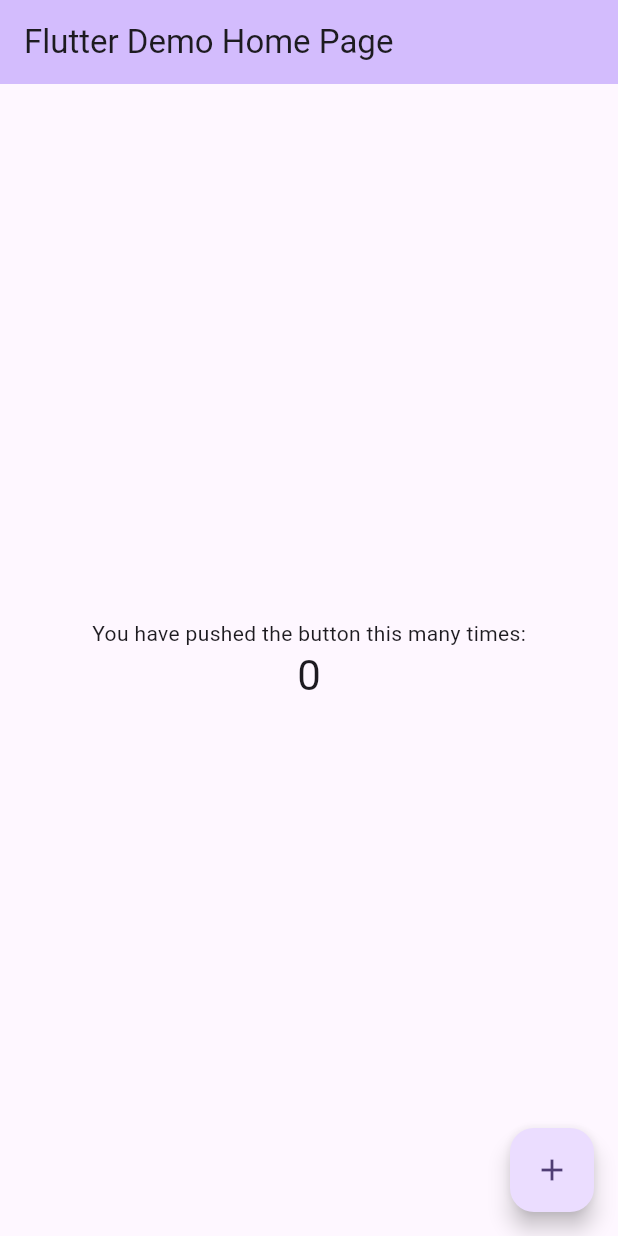
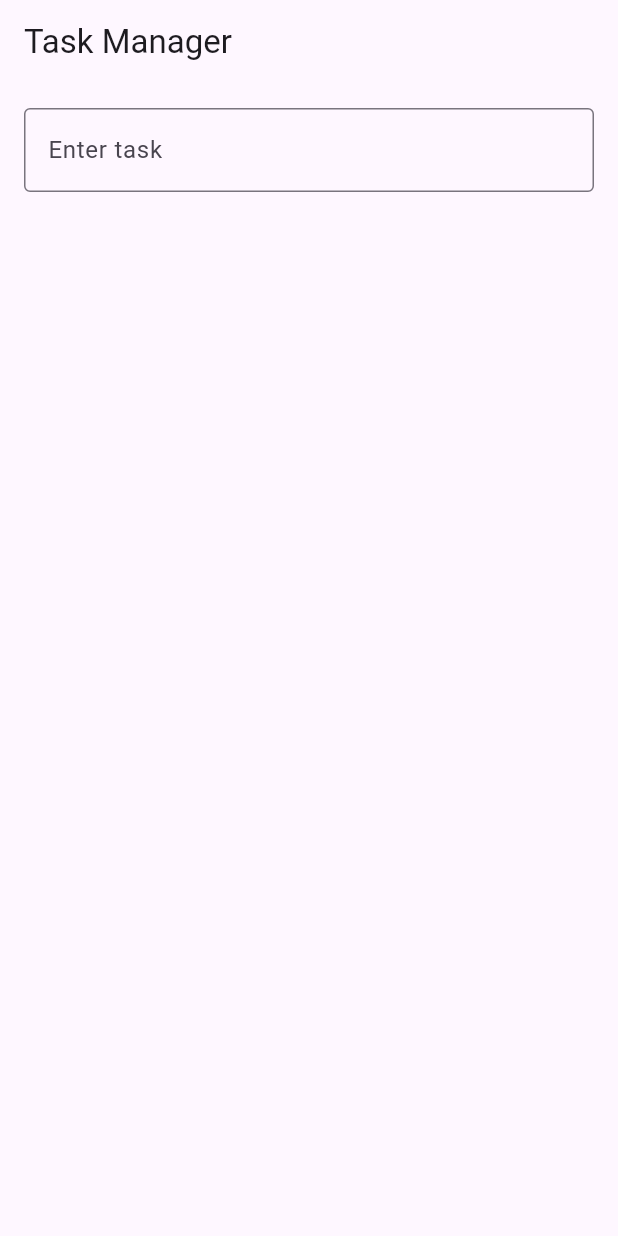
Before and after one commit to sheraz300/Task-Manager-Getx-MVC, a Flutter app: the screen it shows after launch, on a phone screen of 412 x 824 dp. Run offline on Flutter 3.47's test engine with Material 3 defaults, Android fonts, the light colour scheme and no system bars; our stand-ins replace get.

Commit message:
clean yaml file and Ui

```diff
--- /dev/null
+++ b/lib/controllers/task_controller.dart
@@ -0,0 +1,25 @@
+import 'package:get/get.dart';
+import 'package:task_manager_getx_mvc/models/task_model.dart';
+
+class TaskController extends GetxController {
+  // Instance of the TaskModel
+  final TaskModel taskModel = TaskModel();
+
+  // Getter for the list of tasks
+  List<Task> get tasks => taskModel.tasks;
+
+  // Method to add a task
+  void addTask(String title) {
+    taskModel.addTask(title);
+  }
+
+  // Method to remove a task
+  void removeTask(Task task) {
+    taskModel.removeTask(task);
+  }
+
+  // Method to toggle task completion
+  void toggleTaskCompletion(Task task) {
+    taskModel.toggleTaskCompletion(task);
+  }
+}
--- a/lib/main.dart
+++ b/lib/main.dart
@@ -1,125 +1,17 @@
 import 'package:flutter/material.dart';
+import 'package:get/get.dart';
+import 'package:task_manager_getx_mvc/views/Task%20View/task_view.dart';
 
 void main() {
-  runApp(const MyApp());
+  runApp(MyApp());
 }
 
 class MyApp extends StatelessWidget {
-  const MyApp({super.key});
-
-  // This widget is the root of your application.
   @override
   Widget build(BuildContext context) {
-    return MaterialApp(
-      title: 'Flutter Demo',
-      theme: ThemeData(
-        // This is the theme of your application.
-        //
-        // TRY THIS: Try running your application with "flutter run". You'll see
-        // the application has a purple toolbar. Then, without quitting the app,
-        // try changing the seedColor in the colorScheme below to Colors.green
-        // and then invoke "hot reload" (save your changes or press the "hot
-        // reload" button in a Flutter-supported IDE, or press "r" if you used
-        // the command line to start the app).
-        //
-        // Notice that the counter didn't reset back to zero; the application
-        // state is not lost during the reload. To reset the state, use hot
-        // restart instead.
-        //
-        // This works for code too, not just values: Most code changes can be
-        // tested with just a hot reload.
-        colorScheme: ColorScheme.fromSeed(seedColor: Colors.deepPurple),
-        useMaterial3: true,
-      ),
-      home: const MyHomePage(title: 'Flutter Demo Home Page'),
+    return GetMaterialApp(
+      title: 'Task Manager',
+      home: TaskView(),
     );
   }
 }
-
-class MyHomePage extends StatefulWidget {
-  const MyHomePage({super.key, required this.title});
-
-  // This widget is the home page of your application. It is stateful, meaning
-  // that it has a State object (defined below) that contains fields that affect
-  // how it looks.
-
-  // This class is the configuration for the state. It holds the values (in this
-  // case the title) provided by the parent (in this case the App widget) and
-  // used by the build method of the State. Fields in a Widget subclass are
-  // always marked "final".
-
-  final String title;
-
-  @override
-  State<MyHomePage> createState() => _MyHomePageState();
-}
-
-class _MyHomePageState extends State<MyHomePage> {
-  int _counter = 0;
-
-  void _incrementCounter() {
-    setState(() {
-      // This call to setState tells the Flutter framework that something has
-      // changed in this State, which causes it to rerun the build method below
-      // so that the display can reflect the updated values. If we changed
-      // _counter without calling setState(), then the build method would not be
-      // called again, and so nothing would appear to happen.
-      _counter++;
-    });
-  }
-
-  @override
-  Widget build(BuildContext context) {
-    // This method is rerun every time setState is called, for instance as done
-    // by the _incrementCounter method above.
-    //
-    // The Flutter framework has been optimized to make rerunning build methods
-    // fast, so that you can just rebuild anything that needs updating rather
-    // than having to individually change instances of widgets.
-    return Scaffold(
-      appBar: AppBar(
-        // TRY THIS: Try changing the color here to a specific color (to
-        // Colors.amber, perhaps?) and trigger a hot reload to see the AppBar
-        // change color while the other colors stay the same.
-        backgroundColor: Theme.of(context).colorScheme.inversePrimary,
-        // Here we take the value from the MyHomePage object that was created by
-        // the App.build method, and use it to set our appbar title.
-        title: Text(widget.title),
-      ),
-      body: Center(
-        // Center is a layout widget. It takes a single child and positions it
-        // in the middle of the parent.
-        child: Column(
-          // Column is also a layout widget. It takes a list of children and
-          // arranges them vertically. By default, it sizes itself to fit its
-          // children horizontally, and tries to be as tall as its parent.
-          //
-          // Column has various properties to control how it sizes itself and
-          // how it positions its children. Here we use mainAxisAlignment to
-          // center the children vertically; the main axis here is the vertical
-          // axis because Columns are vertical (the cross axis would be
-          // horizontal).
-          //
-          // TRY THIS: Invoke "debug painting" (choose the "Toggle Debug Paint"
-          // action in the IDE, or press "p" in the console), to see the
-          // wireframe for each widget.
-          mainAxisAlignment: MainAxisAlignment.center,
-          children: <Widget>[
-            const Text(
-              'You have pushed the button this many times:',
-            ),
-            Text(
-              '$_counter',
-              style: Theme.of(context).textTheme.headlineMedium,
-            ),
-          ],
-        ),
-      ),
-      floatingActionButton: FloatingActionButton(
-        onPressed: _incrementCounter,
-        tooltip: 'Increment',
-        child: const Icon(Icons.add),
-      ), // This trailing comma makes auto-formatting nicer for build methods.
-    );
-  }
-}
--- /dev/null
+++ b/lib/models/models.dart
@@ -0,0 +1 @@
+export 'task_model.dart';
--- /dev/null
+++ b/lib/models/task_model.dart
@@ -0,0 +1,29 @@
+import 'package:get/get.dart';
+
+class Task {
+  String title;
+  RxBool isCompleted;
+
+  Task({required this.title, bool? isCompleted})
+      : isCompleted = (isCompleted ?? false).obs;
+}
+
+class TaskModel {
+  // A list of tasks
+  RxList<Task> tasks = <Task>[].obs;
+
+  // Method to add a new task
+  void addTask(String title) {
+    tasks.add(Task(title: title));
+  }
+
+  // Method to remove a task
+  void removeTask(Task task) {
+    tasks.remove(task);
+  }
+
+  // Method to toggle task completion
+  void toggleTaskCompletion(Task task) {
+    task.isCompleted.value = !task.isCompleted.value;
+  }
+}
--- /dev/null
+++ b/lib/views/Task View/Task View.dart
@@ -0,0 +1 @@
+export 'task_view.dart';
--- /dev/null
+++ b/lib/views/Task View/task_view.dart
@@ -0,0 +1,68 @@
+import 'package:flutter/material.dart';
+import 'package:get/get.dart';
+import 'package:task_manager_getx_mvc/controllers/task_controller.dart';
+
+class TaskView extends StatelessWidget {
+  const TaskView({super.key});
+
+  @override
+  Widget build(BuildContext context) {
+    // Get the TaskController
+    final TaskController controller = Get.put(TaskController());
+
+    return Scaffold(
+      appBar: AppBar(title: Text('Task Manager')),
+      body: Padding(
+        padding: const EdgeInsets.all(16.0),
+        child: Column(
+          crossAxisAlignment: CrossAxisAlignment.start,
+          children: [
+            // Task Input Field
+            TextField(
+              onSubmitted: (value) {
+                if (value.isNotEmpty) {
+                  controller.addTask(value);
+                }
+              },
+              decoration: InputDecoration(
+                labelText: 'Enter task',
+                border: OutlineInputBorder(),
+              ),
+            ),
+            SizedBox(height: 20),
+            // List of Tasks
+            Expanded(
+              child: Obx(() {
+                return ListView.builder(
+                  itemCount: controller.tasks.length,
+                  itemBuilder: (context, index) {
+                    final task = controller.tasks[index];
+                    return ListTile(
+                      title: Text(
+                        task.title,
+                        style: TextStyle(
+                          decoration: task.isCompleted.value
+                              ? TextDecoration.lineThrough
+                              : null,
+                        ),
+                      ),
+                      trailing: IconButton(
+                        icon: Icon(Icons.check),
+                        onPressed: () {
+                          controller.toggleTaskCompletion(task);
+                        },
+                      ),
+                      onLongPress: () {
+                        controller.removeTask(task);
+                      },
+                    );
+                  },
+                );
+              }),
+            ),
+          ],
+        ),
+      ),
+    );
+  }
+}
```
Also changed, not shown: pubspec.yaml (+2 -63 lines), pubspec.lock.
